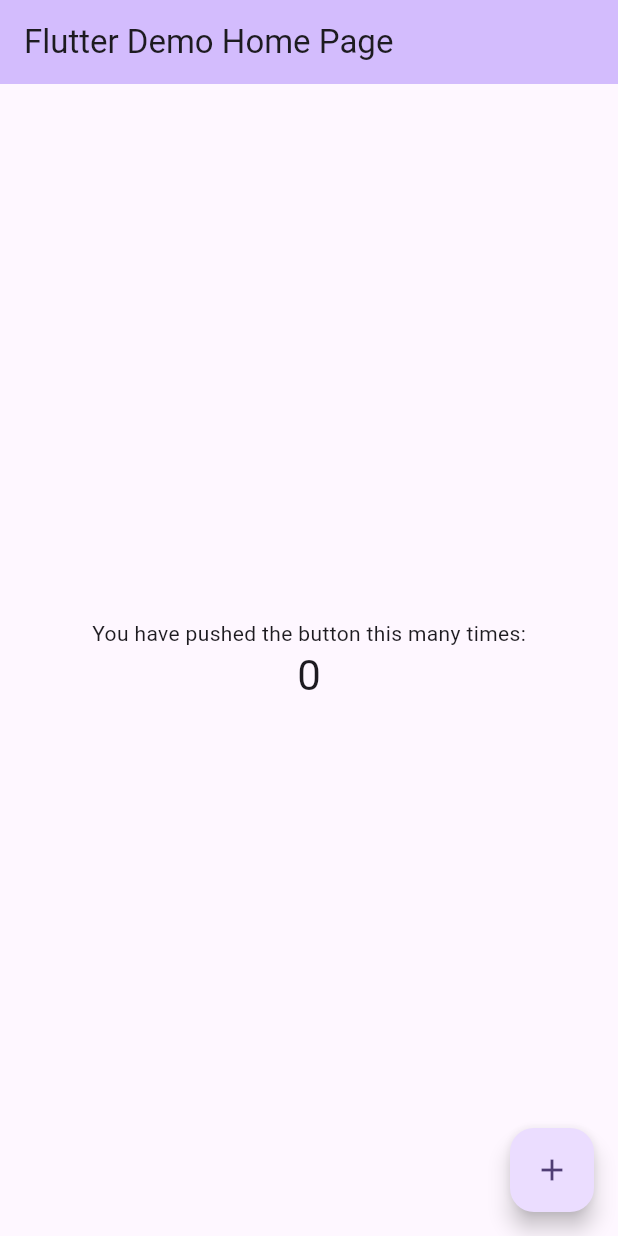
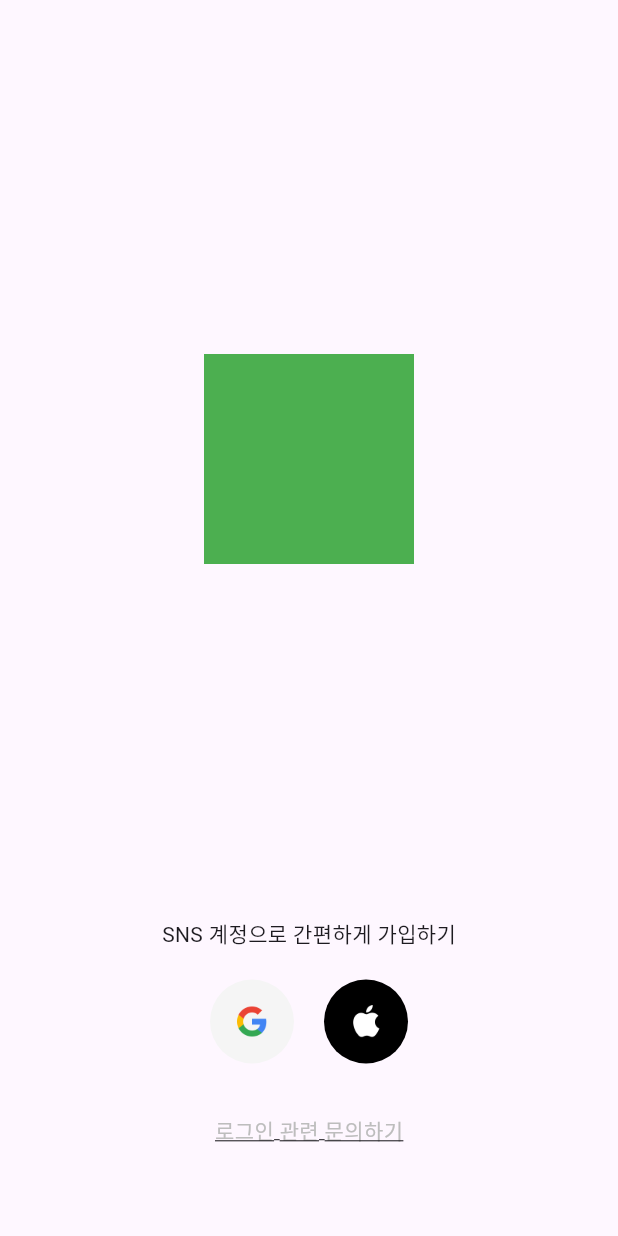
Before and after one commit to money-poly/kwangsang, a Flutter app: the screen it shows after launch, on a phone screen of 412 x 824 dp. Run offline on Flutter 3.47's test engine with Material 2 defaults, Android fonts, the phone set to English and light mode, and no system bars.

Commit message:
feat: 임시 시작 화면

```diff
--- a/lib/main.dart
+++ b/lib/main.dart
@@ -1,4 +1,5 @@
 import 'package:flutter/material.dart';
+import 'package:immersion_kwangsang/start_view.dart';
 
 void main() {
   runApp(const MyApp());
@@ -10,59 +11,12 @@ class MyApp extends StatelessWidget {
   @override
   Widget build(BuildContext context) {
     return MaterialApp(
-      title: 'Flutter Demo',
+      title: 'Kwangsang',
       theme: ThemeData(
         colorScheme: ColorScheme.fromSeed(seedColor: Colors.deepPurple),
         useMaterial3: true,
       ),
-      home: const MyHomePage(title: 'Flutter Demo Home Page'),
+      home: const StartView(),
     );
   }
 }
-
-class MyHomePage extends StatefulWidget {
-  const MyHomePage({super.key, required this.title});
-  final String title;
-
-  @override
-  State<MyHomePage> createState() => _MyHomePageState();
-}
-
-class _MyHomePageState extends State<MyHomePage> {
-  int _counter = 0;
-
-  void _incrementCounter() {
-    setState(() {
-      _counter++;
-    });
-  }
-
-  @override
-  Widget build(BuildContext context) {
-    return Scaffold(
-      appBar: AppBar(
-        backgroundColor: Theme.of(context).colorScheme.inversePrimary,
-        title: Text(widget.title),
-      ),
-      body: Center(
-        child: Column(
-          mainAxisAlignment: MainAxisAlignment.center,
-          children: <Widget>[
-            const Text(
-              'You have pushed the button this many times:',
-            ),
-            Text(
-              '$_counter',
-              style: Theme.of(context).textTheme.headlineMedium,
-            ),
-          ],
-        ),
-      ),
-      floatingActionButton: FloatingActionButton(
-        onPressed: _incrementCounter,
-        tooltip: 'Increment',
-        child: const Icon(Icons.add),
-      ),
-    );
-  }
-}
--- /dev/null
+++ b/lib/start_view.dart
@@ -0,0 +1,63 @@
+import 'package:flutter/material.dart';
+
+class StartView extends StatelessWidget {
+  const StartView({super.key});
+
+  @override
+  Widget build(BuildContext context) {
+    return Scaffold(
+      body: Column(crossAxisAlignment: CrossAxisAlignment.center, children: [
+        Expanded(
+          child: Center(
+            child: Container(
+              color: Colors.green,
+              width: 140,
+              height: 140,
+            ),
+          ),
+        ),
+        const Text("SNS 계정으로 간편하게 가입하기", style: TextStyle(fontSize: 14)),
+        Padding(
+          padding: const EdgeInsets.only(top: 20, bottom: 34),
+          child: Wrap(
+            direction: Axis.horizontal,
+            spacing: 20,
+            children: [
+              socialBtn("google", Colors.grey[100]!, () {}),
+              socialBtn("apple", Colors.black, () {}),
+            ],
+          ),
+        ),
+        Text(
+          "로그인 관련 문의하기",
+          style: TextStyle(
+            fontSize: 14,
+            decoration: TextDecoration.underline,
+            color: Colors.grey[400],
+          ),
+        ),
+        const SizedBox(height: 60),
+      ]),
+    );
+  }
+
+  Widget socialBtn(String type, Color color, action) {
+    return GestureDetector(
+      onTap: action,
+      child: Container(
+        width: 56,
+        height: 56,
+        padding: const EdgeInsets.all(16),
+        decoration: BoxDecoration(
+          shape: BoxShape.circle,
+          color: color,
+        ),
+        child: Image.asset(
+          "assets/imgs/img_24_social_$type.png",
+          width: 24,
+          height: 24,
+        ),
+      ),
+    );
+  }
+}
```
